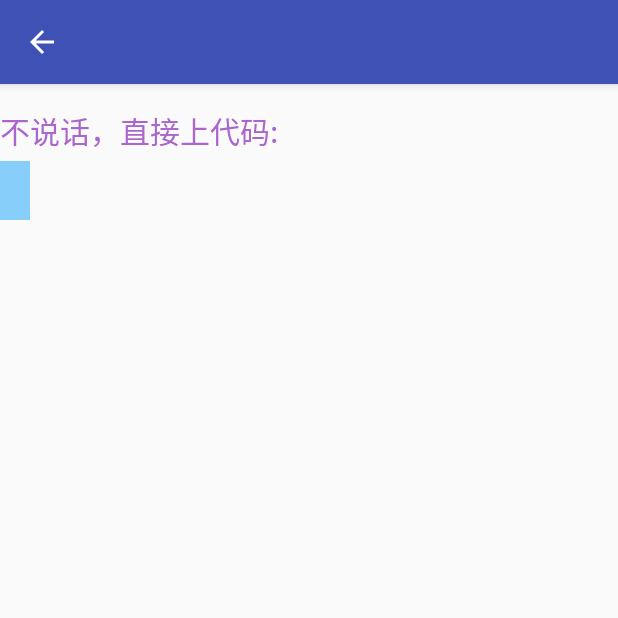
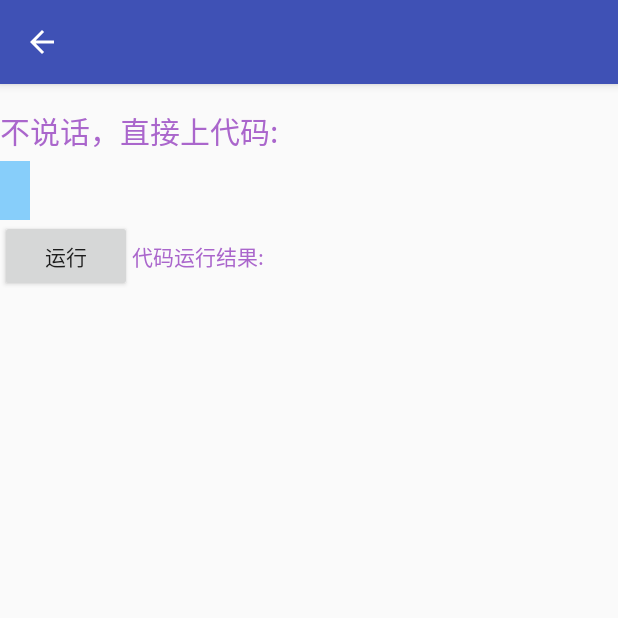
Before and after one commit to Huangzhe/DeginPattern, an Android app: the PatternActivity screen opened directly, with no data from a screen before it, on a phone screen of 412 x 824 dp, the top half of it. Run offline under Robolectric (Android 15) with nearby library versions, the phone set to English and light mode, and no system bars; our stand-ins replace ButterKnife; 3 statements that could not run were skipped.

Commit message:
增加新模式

```diff
--- a/app/src/main/java/com/sh/lynn/hz/deginpattern/PatternActivity.java
+++ b/app/src/main/java/com/sh/lynn/hz/deginpattern/PatternActivity.java
@@ -6,13 +6,18 @@ import android.support.v7.widget.Toolbar;
 import android.view.View;
 import android.widget.TextView;
 
+import com.sh.lynn.hz.deginpattern.prototype.PrototypePattern;
+
 import butterknife.BindView;
 import butterknife.ButterKnife;
+import butterknife.OnClick;
 
 public class PatternActivity extends AppCompatActivity {
     @BindView(R.id.tv_text)
     TextView tv_text;
-
+    @BindView(R.id.tv_result)
+    TextView tv_result;
+    String pattern;
     @Override
     protected void onCreate(Bundle savedInstanceState) {
         super.onCreate(savedInstanceState);
@@ -30,10 +35,23 @@ public class PatternActivity extends AppCompatActivity {
         });
         ButterKnife.bind(this);
 
-        String pattern = getIntent().getStringExtra("Pattern");
+         pattern = getIntent().getStringExtra("Pattern");
         String title = getIntent().getStringExtra("Title");
         toolbar.setTitle(title);
         tv_text.setText(Utils.getTextFromAssert(this,pattern));
     }
+    @OnClick(R.id.btn_excu)
+    public void excu(){
+        switch (pattern){
+            case "PrototypePattern.java":
+                PrototypePattern pattern = new PrototypePattern();
+                String text =  pattern.getCloneText();
+                String text2 = pattern.getCloneTextDeep();
+                tv_result.setText("浅拷贝："+text+"\n"+"深拷贝："+text2);
+                tv_result.setHeight(2*80);
+                break;
+        }
+
+    }
 
 }
--- a/app/src/main/res/layout/activity_main.xml
+++ b/app/src/main/res/layout/activity_main.xml
@@ -135,7 +135,7 @@
         android:layout_alignStart="@+id/button14"/>
 
     <Button
-        android:text="Button"
+        android:text="原型模式"
         android:layout_width="wrap_content"
         android:layout_height="wrap_content"
         android:id="@+id/button6"
@@ -143,7 +143,8 @@
         android:layout_alignParentStart="true"
         android:layout_below="@+id/button3"
         android:layout_alignRight="@+id/button3"
-        android:layout_alignEnd="@+id/button3"/>
+        android:layout_alignEnd="@+id/button3"
+        />
 
     <Button
         android:text="建造者模式"
--- a/app/src/main/res/layout/content_singleton.xml
+++ b/app/src/main/res/layout/content_singleton.xml
@@ -42,6 +42,22 @@
             android:layout_height="wrap_content"/>
 
     </HorizontalScrollView>
-
+        <LinearLayout
+            android:orientation="horizontal"
+            android:layout_width="match_parent"
+            android:layout_height="wrap_content">
+            <Button
+                android:text="运行"
+                android:id="@+id/btn_excu"
+                android:layout_width="wrap_content"
+                android:layout_height="wrap_content"/>
+        <TextView
+            android:id="@+id/tv_result"
+            android:text="代码运行结果:"
+            android:textSize="14sp"
+            android:textColor="@android:color/holo_purple"
+            android:layout_width="wrap_content"
+            android:layout_height="wrap_content"/>
+        </LinearLayout>
     </LinearLayout>
 </ScrollView>
```
Also changed, not shown: app/src/main/assets/PrototypePattern.java (added, +120 -0 lines), app/src/main/java/com/sh/lynn/hz/deginpattern/MainActivity.java (+12 -1 lines), app/src/main/java/com/sh/lynn/hz/deginpattern/prototype/PrototypeDemo.java (added, +28 -0 lines), app/src/main/java/com/sh/lynn/hz/deginpattern/prototype/PrototypeDemoDeep.java (added, +29 -0 lines), app/src/main/java/com/sh/lynn/hz/deginpattern/prototype/PrototypePattern.java (added, +77 -0 lines).
